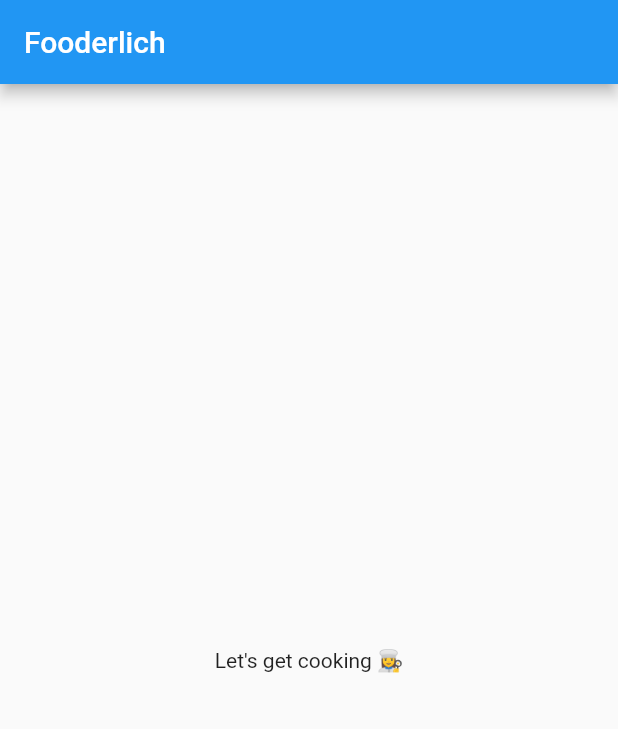
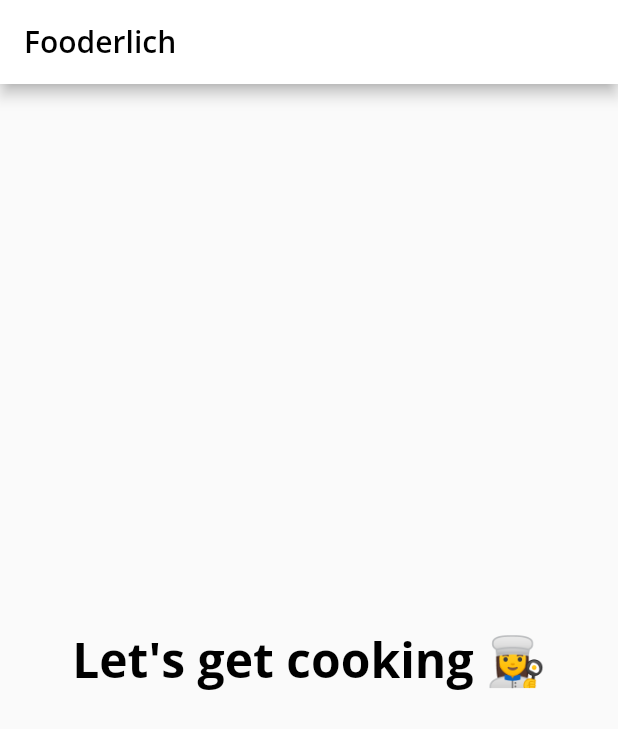
Before and after one commit to itsjatinnagar/Flutter-Apprentice, a Flutter app: the screen it shows after launch, on a phone screen of 412 x 824 dp. Shown: the top 729 px of the screen. Run offline on Flutter 3.47's test engine with Material 2 defaults, Android fonts, the phone set to English and light mode, and no system bars; our stand-ins replace google_fonts; project files that could hold a hidden picture were left out.

Commit message:
Styling your app - Done

```diff
--- a/03-basic-widgets/projects/starter/lib/main.dart
+++ b/03-basic-widgets/projects/starter/lib/main.dart
@@ -1,27 +1,32 @@
 import 'package:flutter/material.dart';
+import 'fooderlich_theme.dart';
 
 void main() {
-  // 1
   runApp(const Fooderlich());
 }
 
 class Fooderlich extends StatelessWidget {
-  // 2
   const Fooderlich({Key? key}) : super(key: key);
   @override
   Widget build(BuildContext context) {
-    // TODO: Create theme
+    final theme = FooderlichTheme.light();
     // TODO: Apply Home widget
-    // 3
     return MaterialApp(
-      // TODO: Add theme
+      theme: theme,
       title: 'Fooderlich',
-      // 4
       home: Scaffold(
-        // TODO: Style the title
-        appBar: AppBar(title: const Text('Fooderlich')),
-        // TODO: Style the body text
-        body: const Center(child: Text('Let\'s get cooking 👩‍🍳')),
+        appBar: AppBar(
+          title: Text(
+            'Fooderlich',
+            style: theme.textTheme.headline6,
+          ),
+        ),
+        body: Center(
+          child: Text(
+            'Let\'s get cooking 👩‍🍳',
+            style: theme.textTheme.headline1,
+          ),
+        ),
       ),
     );
   }
```
Also changed, not shown: 03-basic-widgets/projects/starter/pubspec.lock.
